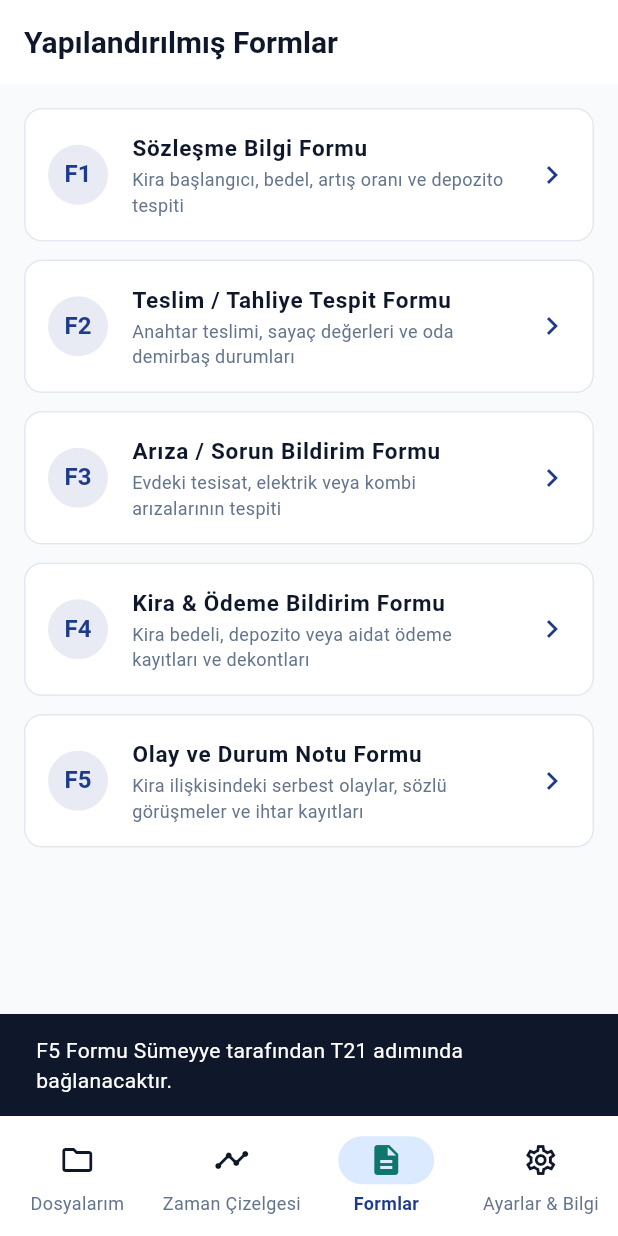
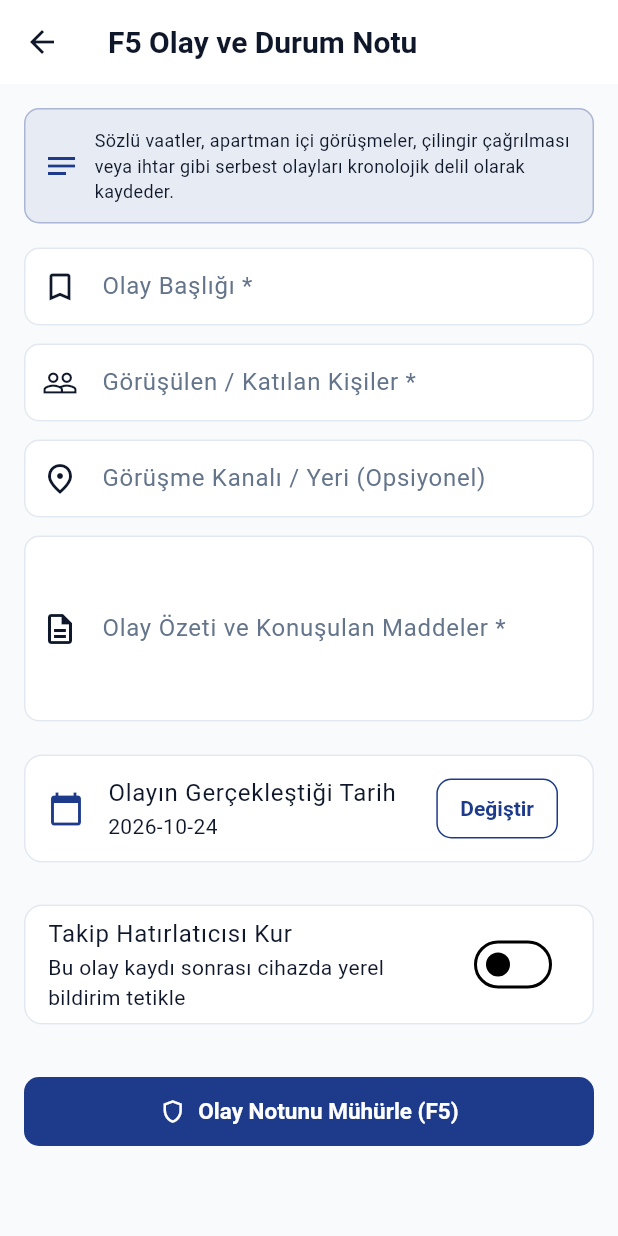
Before and after one commit to tubaknr/kiraci-app, a Flutter app: the screen it shows after launch, item 3 of the bottom bar chosen, after a tap on "F5", on a phone screen of 412 x 824 dp. Run offline on Flutter 3.47's test engine with Material 3 defaults, Android fonts, the phone set to English and light mode, and no system bars; our stand-ins replace file_picker, flutter_local_notifications, image_picker, local_auth, pdf, printing and 2 more; accounts and stored records are empty.

Commit message:
feat(forms): T21 - F5IncidentView and NotificationService local notifications integration

```diff
--- /dev/null
+++ b/lib/features/forms/view/f5_incident_view.dart
@@ -0,0 +1,257 @@
+import 'package:flutter/material.dart';
+import '../../../core/constants/app_colors.dart';
+import '../../../core/constants/view_status.dart';
+import '../../../core/services/notification_service.dart';
+import '../controller/f5_incident_controller.dart';
+import '../models/f5_incident_data.dart';
+
+/// F5 Olay ve Durum Notu Formu Ekranı (Sümeyye - T21)
+class F5IncidentView extends StatefulWidget {
+  final String caseId;
+  final F5IncidentController controller;
+  final VoidCallback? onSuccess;
+
+  const F5IncidentView({
+    super.key,
+    required this.caseId,
+    required this.controller,
+    this.onSuccess,
+  });
+
+  @override
+  State<F5IncidentView> createState() => _F5IncidentViewState();
+}
+
+class _F5IncidentViewState extends State<F5IncidentView> {
+  final TextEditingController _titleController = TextEditingController();
+  final TextEditingController _partiesController = TextEditingController();
+  final TextEditingController _locationController = TextEditingController();
+  final TextEditingController _summaryController = TextEditingController();
+  final NotificationService _notificationService = NotificationService();
+
+  DateTime _incidentDate = DateTime.now();
+  bool _setReminder = false;
+
+  @override
+  void dispose() {
+    _titleController.dispose();
+    _partiesController.dispose();
+    _locationController.dispose();
+    _summaryController.dispose();
+    super.dispose();
+  }
+
+  Future<void> _submit() async {
+    final F5IncidentData data = F5IncidentData(
+      incidentTitle: _titleController.text.trim(),
+      incidentDate: _incidentDate,
+      partiesInvolved: _partiesController.text.trim(),
+      location: _locationController.text.trim().isEmpty
+          ? null
+          : _locationController.text.trim(),
+      summary: _summaryController.text.trim(),
+    );
+
+    final bool success = await widget.controller.submit(
+      caseId: widget.caseId,
+      data: data,
+    );
+
+    if (success && mounted) {
+      if (_setReminder) {
+        await _notificationService.showNotification(
+          id: DateTime.now().millisecondsSinceEpoch ~/ 1000,
+          title: 'SafeRentHouse Hatırlatıcı',
+          body: 'Olay kaydı eklendi: ${_titleController.text.trim()}',
+        );
+      }
+      widget.onSuccess?.call();
+    }
+  }
+
+  @override
+  Widget build(BuildContext context) {
+    return Scaffold(
+      appBar: AppBar(
+        title: const Text('F5 Olay ve Durum Notu'),
+      ),
+      body: SingleChildScrollView(
+        padding: const EdgeInsets.all(16.0),
+        child: Column(
+          crossAxisAlignment: CrossAxisAlignment.stretch,
+          children: [
+            _buildInfoCard(),
+            const SizedBox(height: 16),
+            _buildTextFields(),
+            const SizedBox(height: 16),
+            _buildDateTile(),
+            const SizedBox(height: 16),
+            _buildReminderTile(),
+            const SizedBox(height: 16),
+            _buildFieldErrors(),
+            const SizedBox(height: 12),
+            _buildSubmitButton(),
+          ],
+        ),
+      ),
+    );
+  }
+
+  Widget _buildInfoCard() {
+    return Container(
+      padding: const EdgeInsets.all(12),
+      decoration: BoxDecoration(
+        color: AppColors.primary.withValues(alpha: 0.08),
+        borderRadius: BorderRadius.circular(10),
+        border: Border.all(color: AppColors.primary.withValues(alpha: 0.3)),
+      ),
+      child: const Row(
+        children: [
+          Icon(Icons.notes, color: AppColors.primary),
+          SizedBox(width: 10),
+          Expanded(
+            child: Text(
+              'Sözlü vaatler, apartman içi görüşmeler, çilingir çağrılması veya ihtar gibi serbest olayları kronolojik delil olarak kaydeder.',
+              style: TextStyle(fontSize: 12, height: 1.4),
+            ),
+          ),
+        ],
+      ),
+    );
+  }
+
+  Widget _buildTextFields() {
+    return Column(
+      children: [
+        TextField(
+          controller: _titleController,
+          decoration: const InputDecoration(
+            labelText: 'Olay Başlığı *',
+            hintText: 'Örn: Ev Sahibi ile Sözlü Kira Artışı Görüşmesi',
+            prefixIcon: Icon(Icons.bookmark_outline),
+          ),
+        ),
+        const SizedBox(height: 12),
+        TextField(
+          controller: _partiesController,
+          decoration: const InputDecoration(
+            labelText: 'Görüşülen / Katılan Kişiler *',
+            hintText: 'Örn: Ev Sahibi Ahmet Bey ve Emlakçı Mehmet',
+            prefixIcon: Icon(Icons.people_outline),
+          ),
+        ),
+        const SizedBox(height: 12),
+        TextField(
+          controller: _locationController,
+          decoration: const InputDecoration(
+            labelText: 'Görüşme Kanalı / Yeri (Opsiyonel)',
+            hintText: 'Örn: Telefon Görüşmesi, Daire Kapısı',
+            prefixIcon: Icon(Icons.place_outlined),
+          ),
+        ),
+        const SizedBox(height: 12),
+        TextField(
+          controller: _summaryController,
+          maxLines: 4,
+          decoration: const InputDecoration(
+            labelText: 'Olay Özeti ve Konuşulan Maddeler *',
+            hintText: 'Tarih, saat ve konuşulanların tam dökümü...',
+            prefixIcon: Icon(Icons.description_outlined),
+          ),
+        ),
+      ],
+    );
+  }
+
+  Widget _buildDateTile() {
+    final String dateStr = _incidentDate.toIso8601String().substring(0, 10);
+
+    return Card(
+      child: ListTile(
+        leading: const Icon(Icons.calendar_today, color: AppColors.primary),
+        title: const Text('Olayın Gerçekleştiği Tarih'),
+        subtitle: Text(dateStr),
+        trailing: OutlinedButton(
+          onPressed: () async {
+            final DateTime? picked = await showDatePicker(
+              context: context,
+              initialDate: _incidentDate,
+              firstDate: DateTime(2000),
+              lastDate: DateTime(2100),
+            );
+            if (picked != null) setState(() => _incidentDate = picked);
+          },
+          child: const Text('Değiştir'),
+        ),
+      ),
+    );
+  }
+
+  Widget _buildReminderTile() {
+    return Card(
+      child: SwitchListTile(
+        title: const Text('Takip Hatırlatıcısı Kur'),
+        subtitle: const Text('Bu olay kaydı sonrası cihazda yerel bildirim tetikle'),
+        value: _setReminder,
+        onChanged: (bool val) => setState(() => _setReminder = val),
+      ),
+    );
+  }
+
+  Widget _buildFieldErrors() {
+    return ValueListenableBuilder<Map<String, String>>(
+      valueListenable: widget.controller.fieldErrors,
+      builder: (BuildContext context, Map<String, String> errors, _) {
+        if (errors.isEmpty) return const SizedBox.shrink();
+        return Container(
+          padding: const EdgeInsets.all(12),
+          decoration: BoxDecoration(
+            color: AppColors.error.withValues(alpha: 0.1),
+            borderRadius: BorderRadius.circular(8),
+            border: Border.all(color: AppColors.error),
+          ),
+          child: Column(
+            crossAxisAlignment: CrossAxisAlignment.start,
+            children: errors.entries.map((e) {
+              return Padding(
+                padding: const EdgeInsets.symmetric(vertical: 2.0),
+                child: Row(
+                  children: [
+                    const Icon(Icons.error_outline, color: AppColors.error, size: 16),
+                    const SizedBox(width: 6),
+                    Expanded(
+                      child: Text(
+                        e.value,
+                        style: const TextStyle(color: AppColors.error, fontSize: 12),
+                      ),
+                    ),
+                  ],
+                ),
+              );
+            }).toList(),
+          ),
+        );
+      },
+    );
+  }
+
+  Widget _buildSubmitButton() {
+    return ValueListenableBuilder<ViewStatus>(
+      valueListenable: widget.controller.status,
+      builder: (BuildContext context, ViewStatus status, _) {
+        final bool isLoading = status == ViewStatus.loading;
+        return ElevatedButton.icon(
+          onPressed: isLoading ? null : _submit,
+          icon: isLoading
+              ? const SizedBox(
+                  width: 18,
+                  height: 18,
+                  child: CircularProgressIndicator(strokeWidth: 2, color: Colors.white),
+                )
+              : const Icon(Icons.shield_outlined),
+          label: Text(isLoading ? 'Kaydediliyor...' : 'Olay Notunu Mühürle (F5)'),
+        );
+      },
+    );
+  }
+}
--- a/lib/features/forms/view/forms_menu_view.dart
+++ b/lib/features/forms/view/forms_menu_view.dart
@@ -5,10 +5,12 @@ import '../controller/f1_lease_controller.dart';
 import '../controller/f2_handover_controller.dart';
 import '../controller/f3_defect_controller.dart';
 import '../controller/f4_payment_controller.dart';
+import '../controller/f5_incident_controller.dart';
 import 'f1_lease_view.dart';
 import 'f2_handover_view.dart';
 import 'f3_defect_view.dart';
 import 'f4_payment_view.dart';
+import 'f5_incident_view.dart';
 
 /// Yapılandırılmış Formlar Menüsü (Sümeyye - T18)
 class FormsMenuView extends StatelessWidget {
@@ -118,9 +120,17 @@ class FormsMenuView extends StatelessWidget {
             subtitle: 'Kira ilişkisindeki serbest olaylar, sözlü görüşmeler ve ihtar kayıtları',
             icon: Icons.note_alt_outlined,
             onTap: () {
-              ScaffoldMessenger.of(context).showSnackBar(
-                const SnackBar(
-                  content: Text('F5 Formu Sümeyye tarafından T21 adımında bağlanacaktır.'),
+              final controller = F5IncidentController(RecordService());
+              Navigator.of(context).push(
+                MaterialPageRoute<void>(
+                  builder: (context) => F5IncidentView(
+                    caseId: currentCaseId,
+                    controller: controller,
+                    onSuccess: () {
+                      controller.dispose();
+                      Navigator.of(context).pop();
+                    },
+                  ),
                 ),
               );
             },
```
Also changed, not shown: lib/core/services/notification_service.dart (added, +59 -0 lines), 3 other files.
